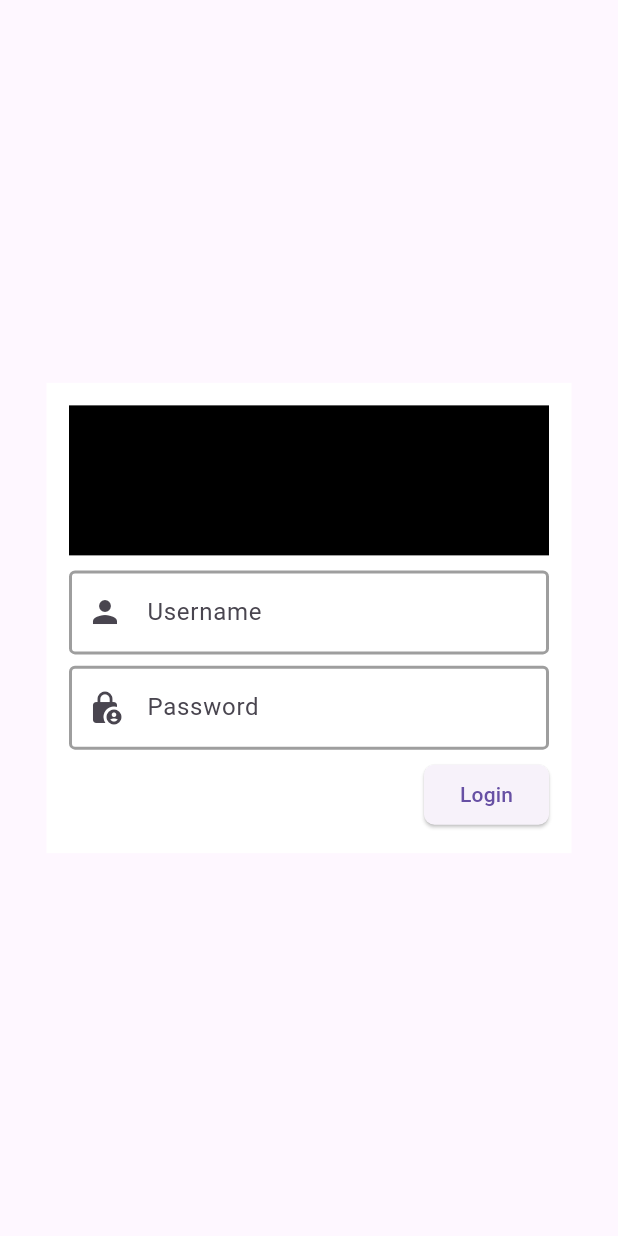
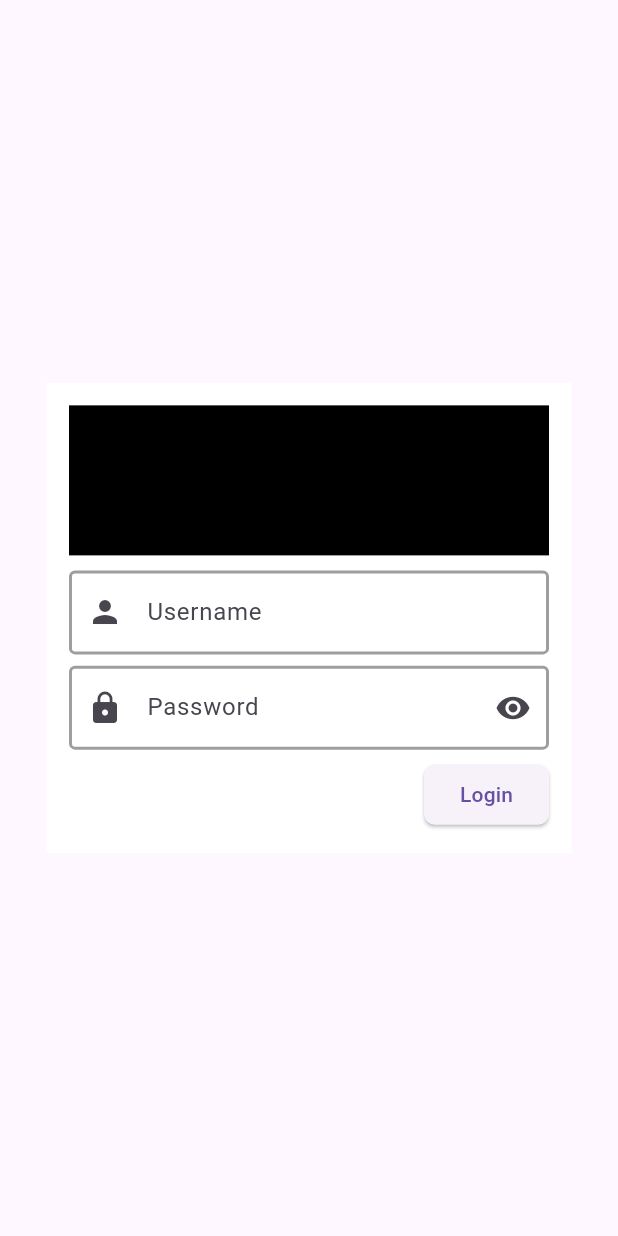
Before and after one commit to greenYumi/well-being, a Flutter app: the screen it shows after launch, on a phone screen of 412 x 824 dp. Run offline on Flutter 3.47's test engine with Material 3 defaults, Android fonts, the phone set to English and light mode, and no system bars.

Commit message:
Tambah buat liat pass dan hide pass

```diff
--- a/lib/screen/login_screen.dart
+++ b/lib/screen/login_screen.dart
@@ -1,7 +1,14 @@
 import 'package:flutter/material.dart';
 
-class LoginScreen extends StatelessWidget {
+class LoginScreen extends StatefulWidget {
   const LoginScreen({super.key});
+
+  @override
+  State<LoginScreen> createState() => _LoginScreenState();
+}
+
+class _LoginScreenState extends State<LoginScreen> {
+  bool _isObscure = true;
 
   @override
   Widget build(BuildContext context) {
@@ -37,10 +44,22 @@ class LoginScreen extends StatelessWidget {
                     ),
                     SizedBox(height: 7.5),
                     TextField(
-                      obscureText: true,
+                      obscureText: _isObscure,
                       decoration: InputDecoration(
-                        prefixIcon: Icon(Icons.lock_person),
+                        prefixIcon: Icon(Icons.lock),
                         labelText: 'Password',
+                        suffixIcon: IconButton(
+                          icon: Icon(
+                            _isObscure
+                                ? Icons.visibility
+                                : Icons.visibility_off,
+                          ),
+                          onPressed: () {
+                            setState(() {
+                              _isObscure = !_isObscure;
+                            });
+                          },
+                        ),
                         enabledBorder: OutlineInputBorder(
                           borderSide: BorderSide(width: 2, color: Colors.grey),
                         ),
```
